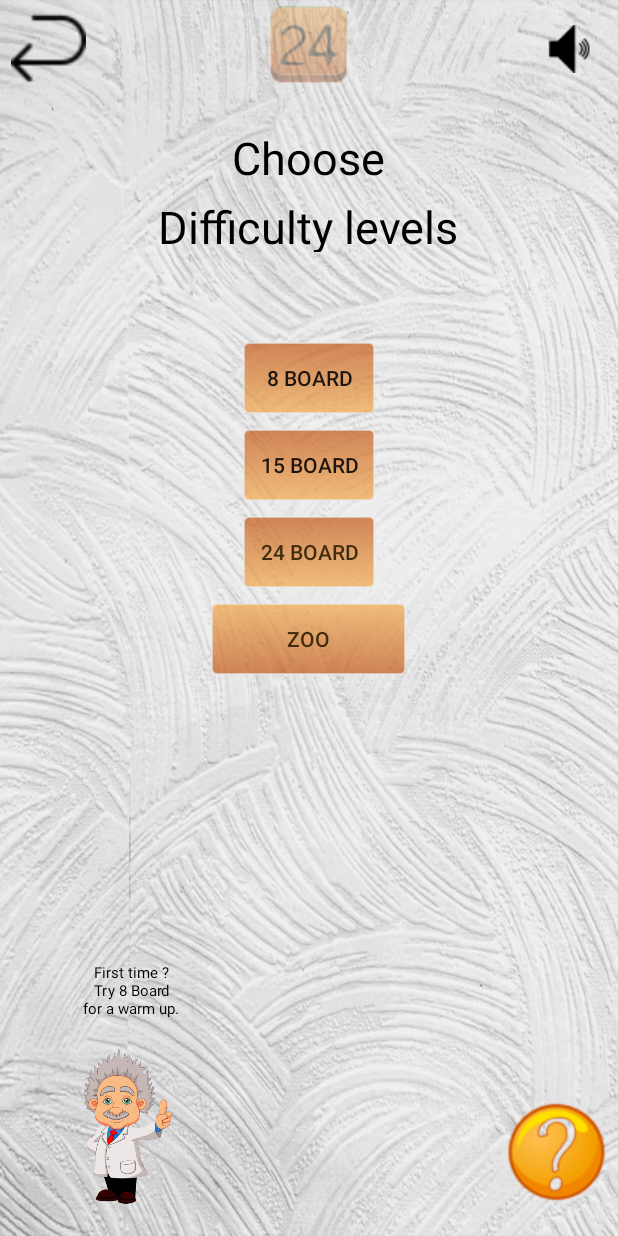
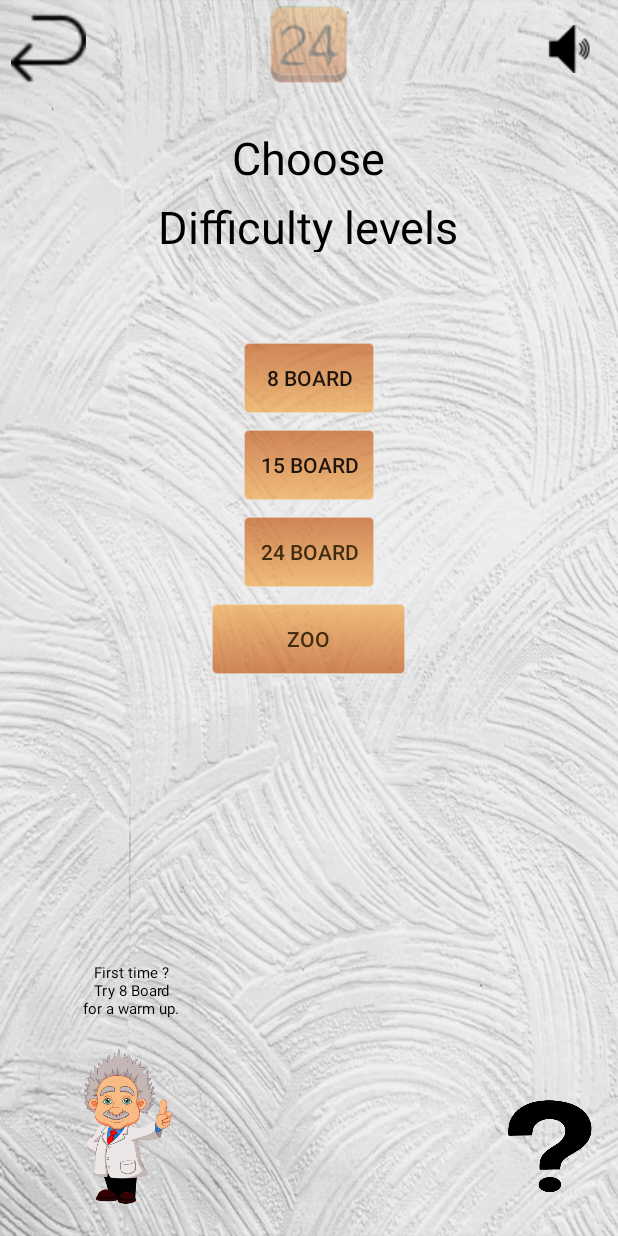
Before and after one commit to Galtager/PuzzleGame, an Android app: the ChooseDifficultActivity screen opened directly, with no data from a screen before it, on a phone screen of 412 x 824 dp. Run offline under Robolectric (Android 15) with nearby library versions, the phone set to English and light mode, and no system bars; libraries missing offline, so code that uses them is left out: com.daimajia.androidanimations; Roboto replaces fonts that are not available here; 8 statements that could not run were skipped.

Commit message:
little changes

```diff
--- a/app/src/main/java/com/example/puzzlegame/ChooseDifficultActivity.java
+++ b/app/src/main/java/com/example/puzzlegame/ChooseDifficultActivity.java
@@ -33,6 +33,7 @@ public class ChooseDifficultActivity extends AppCompatActivity {
     SlicingImage slicingImage = new SlicingImage();
     private ImageView card24, card15, card9;
     private int counter;
+    private ImageButton infoBtn;
     private TextView boardMsg;
 
     @Override
@@ -79,7 +80,7 @@ public class ChooseDifficultActivity extends AppCompatActivity {
         final TextView puzzelextLevels = findViewById(R.id.Levels);
 
 
-        ImageButton infoBtn = findViewById(R.id.howToPlayBtn);
+        infoBtn = findViewById(R.id.howToPlayBtn);
         ImageButton backBtn = findViewById(R.id.levelBackMenu);
         soundBtn = findViewById(R.id.bSoundOffOnChoose);
 
@@ -130,6 +131,16 @@ public class ChooseDifficultActivity extends AppCompatActivity {
                         .duration(2000)
                         .repeat(0)
                         .playOn(puzzelextLevels);
+                infoBtn.setVisibility(View.VISIBLE);
+                YoYo.with(Techniques.FadeIn)
+                        .duration(3000)
+                        .repeat(0)
+                        .playOn(infoBtn);
+                YoYo.with(Techniques.Bounce)
+                        .duration(3000)
+                        .repeat(-1)
+                        .playOn(infoBtn);
+
 
 
             }
--- a/app/src/main/java/com/example/puzzlegame/GameActivity9.java
+++ b/app/src/main/java/com/example/puzzlegame/GameActivity9.java
@@ -135,7 +135,6 @@ public class GameActivity9 extends AppCompatActivity {
                     break;
                 case R.id.bSoundOffOn9:
                     soundOffOn();
-                    openDialog();
                     Sound.menuClickSound.start();
                     break;
                 case R.id.hint:
--- a/app/src/main/res/layout/activity_choose_difficult.xml
+++ b/app/src/main/res/layout/activity_choose_difficult.xml
@@ -58,6 +58,7 @@
             android:layout_gravity="center"
             android:textColor="@android:color/black"
             android:textSize="30sp"
+            android:visibility="invisible"
             android:paddingBottom="30dp"
             android:fontFamily="@font/baloo"
             android:text="@string/difficulty_levels"
@@ -154,10 +155,14 @@
             android:layout_alignParentBottom="true"/>
         <ImageButton
             android:id="@+id/howToPlayBtn"
-            android:layout_width="wrap_content"
-            android:layout_height="wrap_content"
-            android:layout_alignParentEnd="true"
-            android:src="@drawable/info"
+            android:layout_width="60dp"
+            android:layout_height="80dp"
+            android:visibility="invisible"
+            android:layout_marginRight="15dp"
+            android:layout_marginBottom="15dp"
+            android:layout_alignParentRight="true"
+            android:scaleType="fitXY"
+            android:src="@drawable/infohome"
             android:background="@android:color/transparent"
             android:layout_alignParentBottom="true"
             android:contentDescription="@string/information" />
```
Also changed, not shown: app/src/main/java/com/example/puzzlegame/Home.java (+5 -5 lines), app/src/main/res/drawable/bird.jpeg (renamed from app/src/main/res/drawable/bird.png), app/src/main/res/drawable/checkmark.jpeg (renamed from app/src/main/res/drawable/checkmark.png), app/src/main/res/drawable/dog.jpeg (renamed from app/src/main/res/drawable/dog.png), app/src/main/res/drawable/dolphin.jpeg (renamed from app/src/main/res/drawable/dolphin.png), app/src/main/res/drawable/elephant.jpeg (renamed from app/src/main/res/drawable/elephant.jpg), app/src/main/res/drawable/horse.jpeg (renamed from app/src/main/res/drawable/horse.png), app/src/main/res/drawable/infohome.jpeg (renamed from app/src/main/res/drawable/infohome.png), app/src/main/res/drawable/lion.jpeg (renamed from app/src/main/res/drawable/lion.png), 1 other file.
